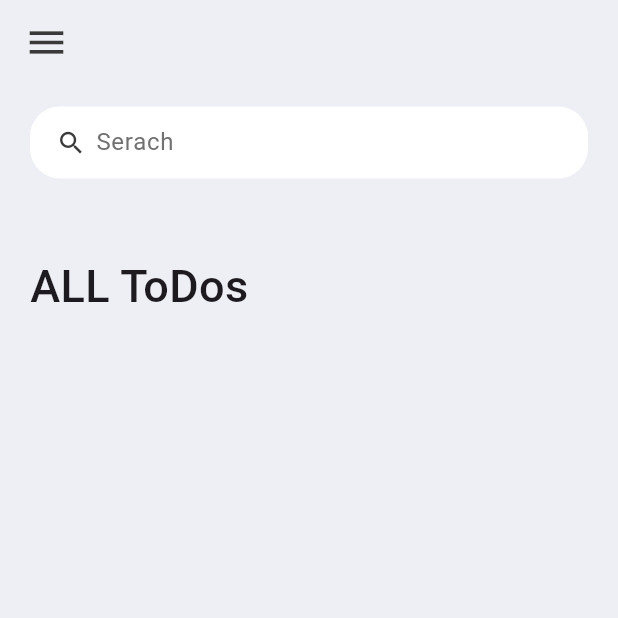
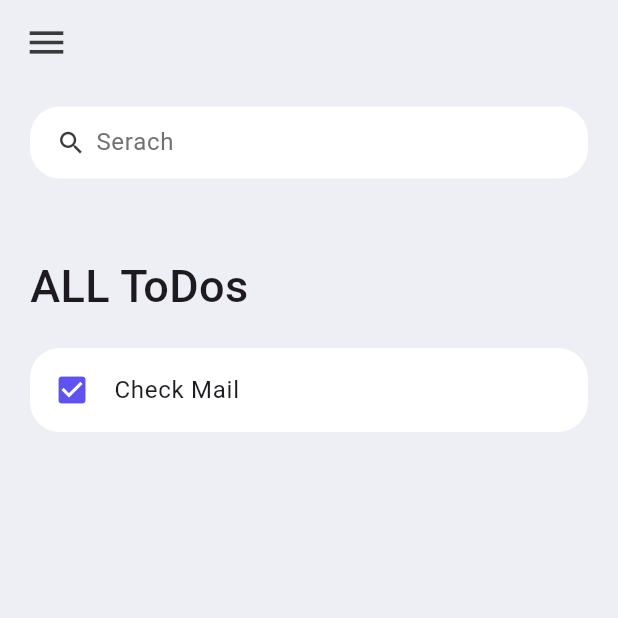
Before and after one commit to Hasindu30/To_Do_App, a Flutter app: the screen it shows after launch, on a phone screen of 412 x 824 dp, the top half of it. Run offline on Flutter 3.47's test engine with Material 3 defaults, Android fonts, the phone set to English and light mode, and no system bars.

```diff
--- a/lib/pages/Home.dart
+++ b/lib/pages/Home.dart
@@ -1,5 +1,7 @@
 import 'package:flutter/material.dart';
 import 'package:to_do_app/constants/Colors.dart';
+import 'package:to_do_app/widgets/Todo_items.dart';
+
 
 class Home extends StatelessWidget {
   const Home({super.key});
@@ -14,11 +16,14 @@ class Home extends StatelessWidget {
         child: Column(
           children: [
             searchBox(),
+
             Expanded(
               child: ListView(
                 children:[
                   Container(
-                    margin: EdgeInsets.only(top: 50,bottom:20 ),
+                    margin: EdgeInsets.only(top: 50,
+                    bottom:20
+                    ),
                     child: Text('ALL ToDos',
                       style: TextStyle(
                       fontSize: 30,
@@ -26,9 +31,12 @@ class Home extends StatelessWidget {
                       ),
                       ),
                   ),
+                  ToDoItem(),
                 ],
+
               ),
             ),
+
           ],
         ),
       ),
--- /dev/null
+++ b/lib/widgets/Todo_items.dart
@@ -0,0 +1,20 @@
+import 'package:flutter/material.dart';
+import 'package:to_do_app/constants/Colors.dart';
+
+class ToDoItem extends StatelessWidget {
+  const ToDoItem({super.key});
+
+  @override
+  Widget build(BuildContext context) {
+    return Container(
+      child:ListTile(
+        onTap: () {},
+        shape: RoundedRectangleBorder(borderRadius:BorderRadius.circular(20),
+        ),
+        tileColor: Colors.white,
+        leading: Icon(Icons.check_box,color: tdBlue,),
+        title: Text('Check Mail'),
+      ),
+      );
+  }
+}
```
